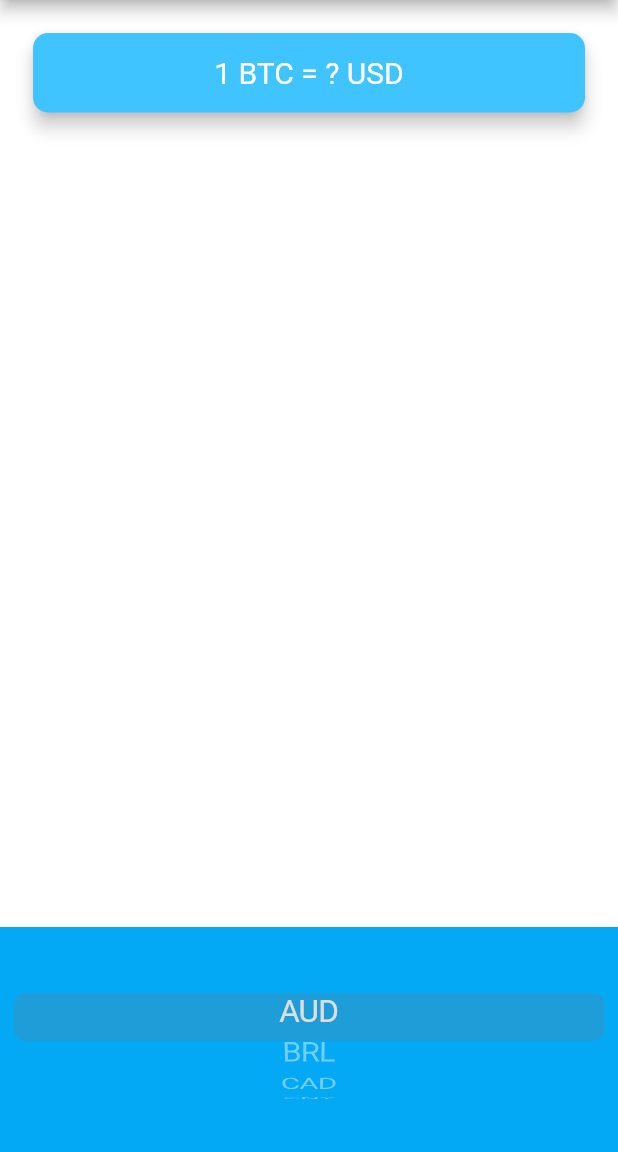
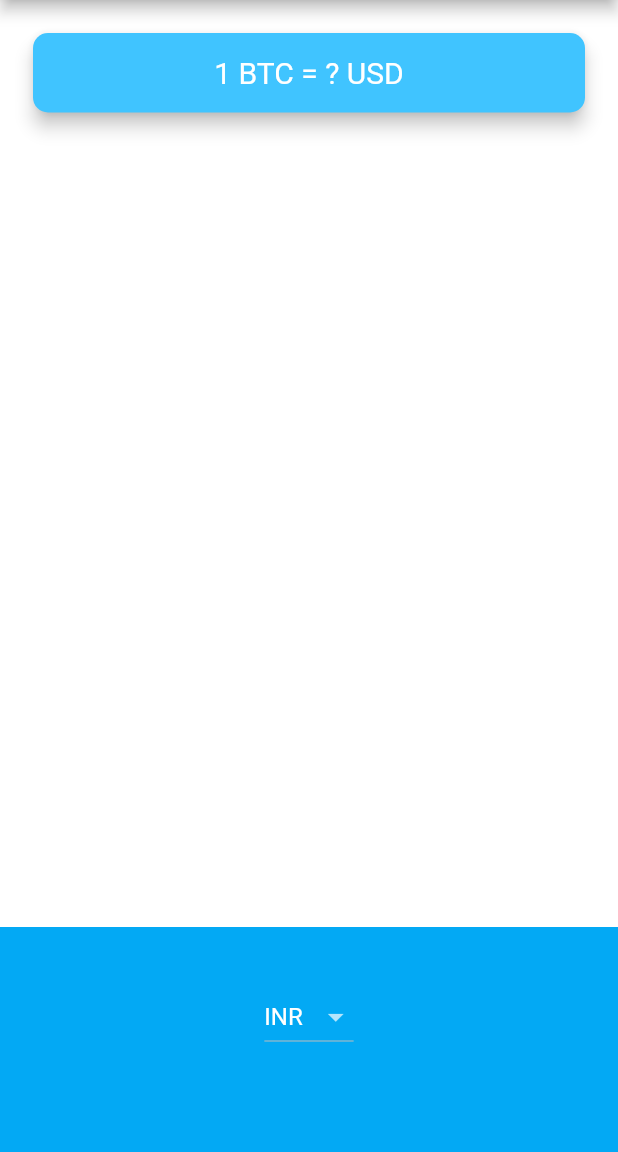
Before and after one commit to Syamgith/Bitcoin-Ticker-flutter, a Flutter app: the screen it shows after launch, on a phone screen of 412 x 824 dp, the part 84-1236 px from its top. Run offline on Flutter 3.47's test engine with Material 2 defaults, Android fonts, the phone set to English and light mode, and no system bars.

```diff
--- a/lib/coin_data.dart
+++ b/lib/coin_data.dart
@@ -1,5 +1,3 @@
-import 'package:flutter/material.dart';
-
 const List<String> currenciesList = [
   'AUD',
   'BRL',
@@ -30,20 +28,4 @@ const List<String> cryptoList = [
   'LTC',
 ];
 
-class CoinData {
-  List<DropdownMenuItem<String>> getCurrencyDropDownList() {
-    List<DropdownMenuItem<String>> items = [];
-    for (String currency in currenciesList) {
-      items.add(DropdownMenuItem(child: Text(currency), value: currency));
-    }
-    return items;
-  }
-
-  List<Text> getCurrencyPickerList() {
-    List<Text> items = [];
-    for (String currency in currenciesList) {
-      items.add(Text(currency));
-    }
-    return items;
-  }
-}
+class CoinData {}
--- a/lib/price_screen.dart
+++ b/lib/price_screen.dart
@@ -1,3 +1,5 @@
+import 'dart:io' show Platform;
+
 import 'package:flutter/cupertino.dart';
 import 'package:flutter/material.dart';
 
@@ -10,6 +12,33 @@ class PriceScreen extends StatefulWidget {
 
 class _PriceScreenState extends State<PriceScreen> {
   String selectedCurrency = 'INR';
+
+  DropdownButton<String> androidDropDown() {
+    List<DropdownMenuItem<String>> items = [];
+    for (String currency in currenciesList) {
+      items.add(DropdownMenuItem(child: Text(currency), value: currency));
+    }
+    return DropdownButton<String>(
+        value: selectedCurrency,
+        items: items,
+        onChanged: (value) {
+          setState(() {
+            selectedCurrency = value;
+          });
+        });
+  }
+
+  CupertinoPicker iOSPicker() {
+    List<Text> items = [];
+    for (String currency in currenciesList) {
+      items.add(Text(currency));
+    }
+    return CupertinoPicker(
+      itemExtent: 32.0,
+      onSelectedItemChanged: (selectedIndex) {},
+      children: items,
+    );
+  }
 
   @override
   Widget build(BuildContext context) {
@@ -30,8 +59,7 @@ class _PriceScreenState extends State<PriceScreen> {
                 borderRadius: BorderRadius.circular(10.0),
               ),
               child: Padding(
-                  padding:
-                      EdgeInsets.symmetric(vertical: 15.0, horizontal: 28.0),
+                padding: EdgeInsets.symmetric(vertical: 15.0, horizontal: 28.0),
                 child: Text(
                   '1 BTC = ? USD',
                   textAlign: TextAlign.center,
@@ -48,22 +76,9 @@ class _PriceScreenState extends State<PriceScreen> {
               alignment: Alignment.center,
               padding: EdgeInsets.only(bottom: 30.0),
               color: Colors.lightBlue,
-              child: CupertinoPicker(
-                itemExtent: 32.0,
-                onSelectedItemChanged: (selectedIndex) {},
-                children: CoinData().getCurrencyPickerList(),
+              child: Platform.isIOS ? iOSPicker() : androidDropDown()),
+        ],
       ),
-            ),
-          ],
-        ),);
+    );
   }
 }
-
-//DropdownButton<String>(
-//value: selectedCurrency,
-//items: CoinData().getCurrencyDropDownList(),
-//onChanged: (value) {
-//setState(() {
-//selectedCurrency = value;
-//});
-//})
```
Lines whose indentation alone changed are shown as unchanged.
